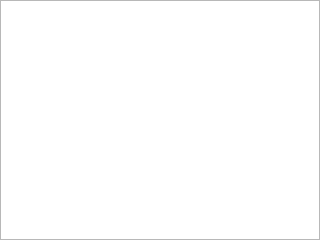
Before: the Qt Designer form Fear_No_One/System/Interface/armlist.ui in TTaket/-, drawn with Qt 5.
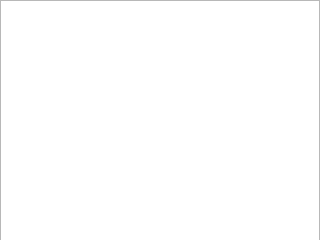
After: the same form once the commit is applied.

```diff
--- a/Fear_No_One/System/Interface/armlist.ui
+++ b/Fear_No_One/System/Interface/armlist.ui
@@ -25,15 +25,46 @@
   <property name="windowTitle">
    <string>Form</string>
   </property>
+  <property name="styleSheet">
+   <string notr="true"/>
+  </property>
   <widget class="QListWidget" name="lw_armList">
    <property name="geometry">
     <rect>
      <x>0</x>
      <y>0</y>
      <width>320</width>
+     <height>241</height>
+    </rect>
+   </property>
+   <property name="styleSheet">
+    <string notr="true"/>
+   </property>
+  </widget>
+  <widget class="QLabel" name="background">
+   <property name="geometry">
+    <rect>
+     <x>0</x>
+     <y>0</y>
+     <width>320</width>
      <height>240</height>
     </rect>
    </property>
+   <property name="minimumSize">
+    <size>
+     <width>320</width>
+     <height>240</height>
+    </size>
+   </property>
+   <property name="maximumSize">
+    <size>
+     <width>320</width>
+     <height>240</height>
+    </size>
+   </property>
+   <property name="text">
+    <string/>
+   </property>
   </widget>
  </widget>
  <resources/>
```
Left out of the diff: 2 changed lines with no effect on the pictures.
